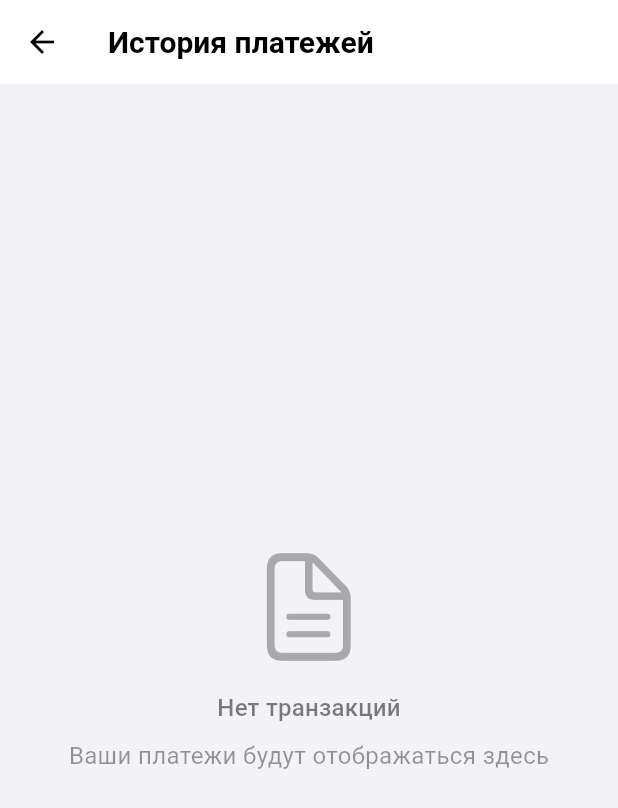
After one commit to ignatgft/goida-frontend, a Flutter app: the PaymentHistoryScreen screen opened directly, on a phone screen of 412 x 824 dp. The commit adds this screen. Shown: the top 808 px of the screen. Run offline on Flutter 3.47's test engine with Material 3 defaults, Android fonts, the phone set to English and light mode, and no system bars; our stand-ins replace dio, file_picker, fl_chart, google_sign_in, image_picker, qr_flutter and 1 more; accounts and stored records are empty; network calls fail.

Commit message:
feat: add payment history screen accessible from settings

```diff
--- /dev/null
+++ b/lib/presentation/screens/payment_history_screen.dart
@@ -0,0 +1,188 @@
+import 'package:flutter/cupertino.dart';
+import 'package:flutter/material.dart';
+import 'package:provider/provider.dart';
+import '../../l10n/app_localizations.dart';
+import '../../core/theme/ios_design_system.dart';
+import '../providers/transaction_provider.dart';
+import '../../data/models/transaction.dart';
+import '../widgets/transaction_item.dart';
+
+/// Экран истории платежей
+class PaymentHistoryScreen extends StatefulWidget {
+  const PaymentHistoryScreen({super.key});
+
+  @override
+  State<PaymentHistoryScreen> createState() => _PaymentHistoryScreenState();
+}
+
+class _PaymentHistoryScreenState extends State<PaymentHistoryScreen> {
+  @override
+  void initState() {
+    super.initState();
+    // Загружаем транзакции после первого фрейма
+    WidgetsBinding.instance.addPostFrameCallback((_) {
+      if (mounted) {
+        final provider = context.read<TransactionProvider>();
+        if (provider.list.isEmpty && !provider.loading) {
+          provider.load();
+        }
+      }
+    });
+  }
+
+  @override
+  Widget build(BuildContext context) {
+    final theme = Theme.of(context);
+    final l10n = AppLocalizations.of(context)!;
+
+    return Scaffold(
+      backgroundColor: IosDesignSystem.getSystemGroupedBackground(context),
+      appBar: AppBar(
+        title: Text(l10n.billingHistory),
+        backgroundColor: IosDesignSystem.getSystemBackground(context).withValues(alpha: 0.95),
+        elevation: 0,
+        foregroundColor: IosDesignSystem.getLabelPrimary(context),
+      ),
+      body: Consumer<TransactionProvider>(
+        builder: (context, provider, child) {
+          if (provider.loading && provider.list.isEmpty) {
+            return const Center(child: CircularProgressIndicator());
+          }
+
+          if (provider.list.isEmpty) {
+            return Center(
+              child: Column(
+                mainAxisAlignment: MainAxisAlignment.center,
+                children: [
+                  Icon(
+                    CupertinoIcons.doc_text,
+                    size: 80,
+                    color: theme.colorScheme.onSurface.withValues(alpha: 0.3),
+                  ),
+                  const SizedBox(height: 16),
+                  Text(
+                    'Нет транзакций',
+                    style: theme.textTheme.titleMedium?.copyWith(
+                      color: theme.colorScheme.onSurface.withValues(alpha: 0.5),
+                    ),
+                  ),
+                  const SizedBox(height: 8),
+                  Text(
+                    'Ваши платежи будут отображаться здесь',
+                    style: theme.textTheme.bodyMedium?.copyWith(
+                      color: theme.colorScheme.onSurface.withValues(alpha: 0.4),
+                    ),
+                  ),
+                ],
+              ),
+            );
+          }
+
+          // Группируем транзакции по дате
+          final groupedTransactions = _groupByDate(provider.list);
+
+          return RefreshIndicator(
+            onRefresh: () => provider.load(),
+            child: ListView.builder(
+              padding: const EdgeInsets.all(16),
+              itemCount: groupedTransactions.length,
+              itemBuilder: (context, index) {
+                final date = groupedTransactions.keys.elementAt(index);
+                final transactions = groupedTransactions[date]!;
+
+                return Column(
+                  crossAxisAlignment: CrossAxisAlignment.start,
+                  children: [
+                    // Заголовок даты
+                    Padding(
+                      padding: const EdgeInsets.symmetric(vertical: 8),
+                      child: Text(
+                        _formatDate(date),
+                        style: theme.textTheme.titleSmall?.copyWith(
+                          color: theme.colorScheme.onSurface.withValues(alpha: 0.6),
+                          fontWeight: FontWeight.w600,
+                        ),
+                      ),
+                    ),
+                    // Карточка с транзакциями
+                    Container(
+                      decoration: BoxDecoration(
+                        color: theme.colorScheme.surface,
+                        borderRadius: BorderRadius.circular(12),
+                        border: Border.all(
+                          color: theme.dividerColor,
+                        ),
+                      ),
+                      child: Column(
+                        children: transactions.map((tx) {
+                          final txIndex = transactions.indexOf(tx);
+                          return Column(
+                            children: [
+                              if (txIndex > 0)
+                                Divider(
+                                  height: 1,
+                                  color: theme.dividerColor,
+                                ),
+                              TransactionItem(tx),
+                            ],
+                          );
+                        }).toList(),
+                      ),
+                    ),
+                    const SizedBox(height: 16),
+                  ],
+                );
+              },
+            ),
+          );
+        },
+      ),
+    );
+  }
+
+  /// Группировка транзакций по дате
+  Map<DateTime, List<TransactionModel>> _groupByDate(List<TransactionModel> transactions) {
+    final Map<DateTime, List<TransactionModel>> grouped = {};
+
+    for (final tx in transactions) {
+      final date = DateTime(
+        tx.createdAt.year,
+        tx.createdAt.month,
+        tx.createdAt.day,
+      );
+
+      if (grouped.containsKey(date)) {
+        grouped[date]!.add(tx);
+      } else {
+        grouped[date] = [tx];
+      }
+    }
+
+    // Сортируем по дате (новые сверху)
+    final sortedKeys = grouped.keys.toList()..sort((a, b) => b.compareTo(a));
+
+    return {
+      for (final key in sortedKeys) key: grouped[key]!
+    };
+  }
+
+  /// Форматирование даты
+  String _formatDate(DateTime date) {
+    final now = DateTime.now();
+    final today = DateTime(now.year, now.month, now.day);
+    final yesterday = today.subtract(const Duration(days: 1));
+    final targetDate = DateTime(date.year, date.month, date.day);
+
+    if (targetDate == today) {
+      return 'Сегодня';
+    } else if (targetDate == yesterday) {
+      return 'Вчера';
+    } else {
+      final months = [
+        'января', 'февраля', 'марта', 'апреля', 'мая', 'июня',
+        'июля', 'августа', 'сентября', 'октября', 'ноября', 'декабря'
+      ];
+      return '${date.day} ${months[date.month - 1]} ${date.year}';
+    }
+  }
+}
```
Also changed, not shown: lib/presentation/screens/settings_screen.dart (+7 -1 lines).
